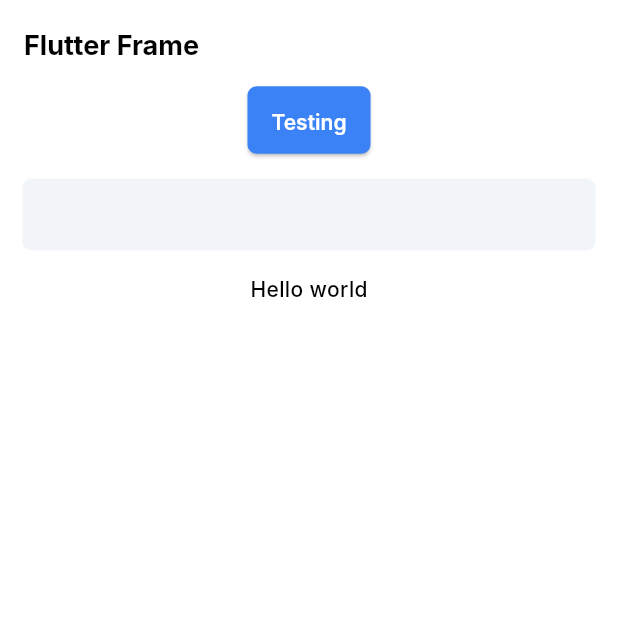
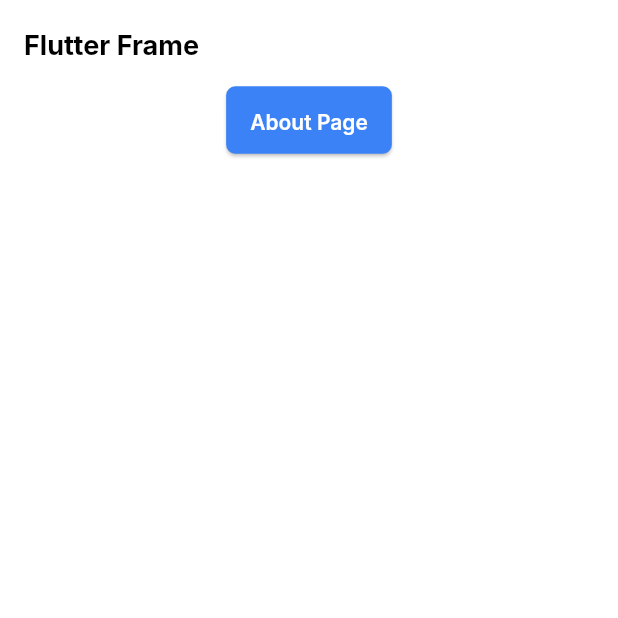
Before and after one commit to khamenkhai/flutter-mvc-template, a Flutter app: the screen it shows after launch, on a phone screen of 412 x 824 dp, the top half of it. Run offline on Flutter 3.47's test engine with Material 3 defaults, Android fonts, the phone set to English and light mode, and no system bars; our stand-ins replace cached_network_image, connectivity_plus, dio, easy_localization, equatable, firebase_core and 15 more; missing offline and left inert: dio_cache_interceptor; accounts and stored records are empty; Roboto replaces fonts that are missing (Inter).

Commit message:
feat: initialize go router

```diff
--- a/lib/controller/theme_cubit/theme_cubit.dart
+++ b/lib/controller/theme_cubit/theme_cubit.dart
@@ -11,10 +11,12 @@ class ThemeCubit extends Cubit<ThemeState> {
   String? _cachedFontFamily; // Cache the fontFamily
 
   ThemeCubit({required this.sharedPref})
-      : super(ThemeState(
-          theme: AppTheme.light(fontFamily: "Outfit"),
-          fontFamily: "Outfit", // Initialize with default fontFamily
-        )) {
+      : super(
+          ThemeState(
+            theme: AppTheme.light(fontFamily: "Outfit"),
+            fontFamily: "Outfit",
+          ),
+        ) {
     _loadTheme();
   }
 
@@ -25,10 +27,12 @@ class ThemeCubit extends Cubit<ThemeState> {
 
     if (savedTheme == "dark") {
       _cachedDarkTheme ??= AppTheme.dark(fontFamily: _cachedFontFamily!);
-      emit(ThemeState(theme: _cachedDarkTheme!, fontFamily: _cachedFontFamily!));
+      emit(
+          ThemeState(theme: _cachedDarkTheme!, fontFamily: _cachedFontFamily!),);
     } else {
       _cachedLightTheme ??= AppTheme.light(fontFamily: _cachedFontFamily!);
-      emit(ThemeState(theme: _cachedLightTheme!, fontFamily: _cachedFontFamily!));
+      emit(ThemeState(
+          theme: _cachedLightTheme!, fontFamily: _cachedFontFamily!));
     }
   }
 
@@ -39,11 +43,13 @@ class ThemeCubit extends Cubit<ThemeState> {
 
     if (currentTheme.brightness == Brightness.light) {
       _cachedDarkTheme ??= AppTheme.dark(fontFamily: _cachedFontFamily!);
-      emit(ThemeState(theme: _cachedDarkTheme!, fontFamily: _cachedFontFamily!));
+      emit(
+          ThemeState(theme: _cachedDarkTheme!, fontFamily: _cachedFontFamily!));
       newTheme = "dark";
     } else {
       _cachedLightTheme ??= AppTheme.light(fontFamily: _cachedFontFamily!);
-      emit(ThemeState(theme: _cachedLightTheme!, fontFamily: _cachedFontFamily!));
+      emit(ThemeState(
+          theme: _cachedLightTheme!, fontFamily: _cachedFontFamily!));
       newTheme = "light";
     }
 
--- /dev/null
+++ b/lib/core/router/app_router.dart
@@ -0,0 +1,16 @@
+import 'package:go_router/go_router.dart';
+import 'package:project_frame/view/about/about.dart';
+import 'package:project_frame/view/home/home.dart';
+
+final GoRouter appRouter = GoRouter(
+  routes: [
+    GoRoute(
+      path: '/',
+      builder: (context, state) => const HomeScreen(),
+    ),
+    GoRoute(
+      path: '/about',
+      builder: (context, state) => const AboutPage(),
+    ),
+  ],
+);
--- a/lib/core/utils/page_router.dart
+++ b/lib/core/utils/page_router.dart
@@ -1,6 +1,6 @@
 import 'package:flutter/material.dart';
 
-class AppNavigator {
+class CustomNavigator {
   /// Pushes a new page with default transition
   static Future<T?> pushPage<T extends Object?>(
       BuildContext context, Widget page) {
--- a/lib/injection_container.dart
+++ b/lib/injection_container.dart
@@ -58,7 +58,6 @@ Future<void> initGetIt() async {
           error: true,
           compact: true,
           maxWidth: 90,
-
         ),
       );
     }
--- a/lib/view/home/home.dart
+++ b/lib/view/home/home.dart
@@ -1,8 +1,8 @@
 import 'package:flutter/material.dart';
+import 'package:go_router/go_router.dart';
 import 'package:project_frame/core/component/scale_on_tap.dart';
 import 'package:project_frame/core/const/app_colors.dart';
 import 'package:project_frame/core/local_data/shared_prefs.dart';
-import 'package:project_frame/core/utils/context_extension.dart';
 import 'package:project_frame/core/utils/custom_logger.dart';
 import 'package:get_it/get_it.dart';
 import 'package:loading_animation_widget/loading_animation_widget.dart';
@@ -16,8 +16,9 @@ class HomeScreen extends StatefulWidget {
 }
 
 class _HomeScreenState extends State<HomeScreen> {
-  final RefreshController _refreshController =
-      RefreshController(initialRefresh: false);
+
+  final RefreshController _refreshController = RefreshController(initialRefresh: false);
+
   SharedPref sharedPref = GetIt.instance<SharedPref>();
 
   String value = "";
@@ -51,22 +52,15 @@ class _HomeScreenState extends State<HomeScreen> {
         children: [
           Center(
             child: ElevatedButton(
-              onPressed: () {},
-              child: Text("Testing"),
+              onPressed: () {
+                context.push('/about');
+              },
+              child: Text("About Page"),
             ),
           ),
-          Container(
-            decoration: BoxDecoration(),
-            padding: EdgeInsets.symmetric(
-              horizontal: 15,
-              vertical: 15,
-            ),
-            child: TextField(),
-          ),
-          Text(
-            "Hello world",
-            style: context.smallFont(),
-          )
+          // Expanded(
+          //   child: _smartRefreshTesting(),
+          // ),
         ],
       ),
     );
@@ -115,6 +109,4 @@ class _HomeScreenState extends State<HomeScreen> {
       ),
     );
   }
-
-
 }
--- a/lib/view/main/main_app.dart
+++ b/lib/view/main/main_app.dart
@@ -6,8 +6,8 @@ import 'package:project_frame/controller/auth_cubit/auth_cubit.dart';
 import 'package:project_frame/controller/internet_cubit/internet_connection_cubit.dart';
 import 'package:project_frame/controller/theme_cubit/theme_cubit.dart';
 import 'package:project_frame/core/const/global_const.dart';
+import 'package:project_frame/core/router/app_router.dart';
 import 'package:project_frame/injection_container.dart' as ic;
-import 'package:project_frame/view/home/home.dart';
 
 /// main app
 class MyApp extends StatefulWidget {
@@ -33,21 +33,21 @@ class _MyAppState extends State<MyApp> {
 
     return MultiBlocProvider(
       providers: [
-        ///initialize all the providers
+        /// initialize all the providers
         BlocProvider(create: (context) => ic.getIt<AuthCubit>()..checkLoginStatus()),
         BlocProvider(create: (context) => ic.getIt<ThemeCubit>()),
         BlocProvider(create: (context) => ic.getIt<InternetConnectionCubit>()),
       ],
       child: BlocBuilder<ThemeCubit, ThemeState>(
         builder: (context, themeState) {
-          return MaterialApp(
+          return MaterialApp.router(
             title: GlobalConst.appName,
             theme: themeState.theme,
             debugShowCheckedModeBanner: false,
             locale: context.locale,
             supportedLocales: context.supportedLocales,
             localizationsDelegates: context.localizationDelegates,
-            home: const HomeScreen(),
+            routerConfig: appRouter,
           );
         },
       ),
--- a/pubspec.yaml
+++ b/pubspec.yaml
@@ -56,6 +56,7 @@ dependencies:
   fpdart: ^1.1.1
   pull_to_refresh_flutter3: ^2.0.2
   loading_animation_widget: ^1.3.0
+  go_router: ^15.1.2
 
 dev_dependencies:
   flutter_test:
```
Also changed, not shown: lib/controller/my_location_cubit/my_location_cubit.dart (deleted, +0 -379 lines), lib/controller/my_location_cubit/my_location_state.dart (deleted, +0 -20 lines), lib/core/const/theme_const.dart (+5 -4 lines), lib/view/about/about.dart (added, +19 -0 lines), pubspec.lock.
